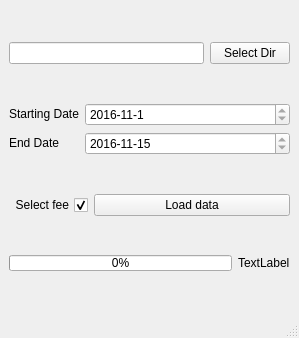
The window that TaxiAnalyser/mainwindow.ui (Dazz993/CS241-Final-Project) describes before a commit, drawn with Qt 5.
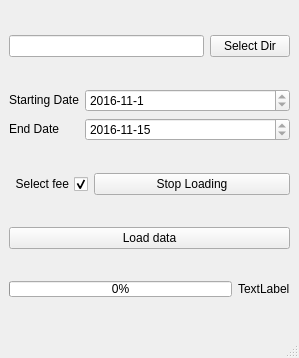
The same window after the commit.

What changed in the file:
```diff
--- a/TaxiAnalyser/mainwindow.ui
+++ b/TaxiAnalyser/mainwindow.ui
@@ -7,7 +7,7 @@
     <x>0</x>
     <y>0</y>
     <width>299</width>
-    <height>338</height>
+    <height>358</height>
    </rect>
   </property>
   <property name="windowTitle">
@@ -149,14 +149,21 @@
        </widget>
       </item>
       <item>
-       <widget class="QPushButton" name="btn_load_data">
+       <widget class="QPushButton" name="pushButton_stop_load">
         <property name="text">
-         <string>Load data</string>
+         <string>Stop Loading</string>
         </property>
        </widget>
       </item>
      </layout>
     </item>
+    <item>
+     <widget class="QPushButton" name="btn_load_data">
+      <property name="text">
+       <string>Load data</string>
+      </property>
+     </widget>
+    </item>
     <item>
      <layout class="QHBoxLayout" name="horizontalLayout_4">
       <item>
```
